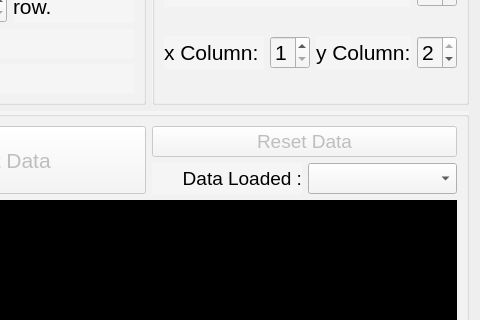
Qt form View/ui/DataWindow.ui (BETRU21/GraphicGenerator) before a commit; both pictures show x 183 to 663 and y 185 to 505 of the 663 by 716 pixel window.
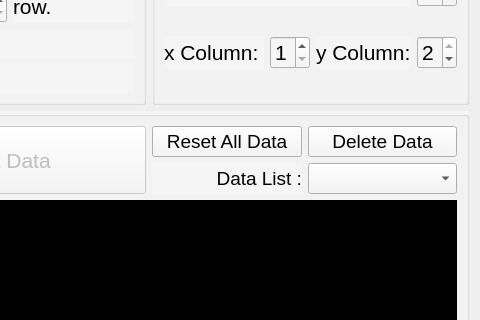
The same form after that commit.

Commit message: Add errorBar in percentage, delete one data and add line thickness

Diff of the .ui file:
```diff
--- a/View/ui/DataWindow.ui
+++ b/View/ui/DataWindow.ui
@@ -462,9 +462,11 @@
             <item>
              <layout class="QVBoxLayout" name="verticalLayout_7">
               <item>
+               <layout class="QHBoxLayout" name="horizontalLayout_5">
+                <item>
                <widget class="QPushButton" name="pb_reset">
                 <property name="enabled">
-                 <bool>false</bool>
+                   <bool>true</bool>
                 </property>
                 <property name="font">
                  <font>
@@ -472,9 +474,23 @@
                  </font>
                 </property>
                 <property name="text">
-                 <string>Reset Data</string>
-                </property>
-               </widget>
+                   <string>Reset All Data</string>
+                  </property>
+                 </widget>
+                </item>
+                <item>
+                 <widget class="QPushButton" name="pb_delete">
+                  <property name="font">
+                   <font>
+                    <pointsize>14</pointsize>
+                   </font>
+                  </property>
+                  <property name="text">
+                   <string>Delete Data</string>
+                  </property>
+                 </widget>
+                </item>
+               </layout>
               </item>
               <item>
                <layout class="QHBoxLayout" name="horizontalLayout_4">
@@ -486,7 +502,7 @@
                    </font>
                   </property>
                   <property name="text">
-                   <string>Data Loaded :</string>
+                   <string>Data List :</string>
                   </property>
                   <property name="alignment">
                    <set>Qt::AlignRight|Qt::AlignTrailing|Qt::AlignVCenter</set>
```
Lines whose indentation alone changed are shown as unchanged. The commit also changes 9 other files.
